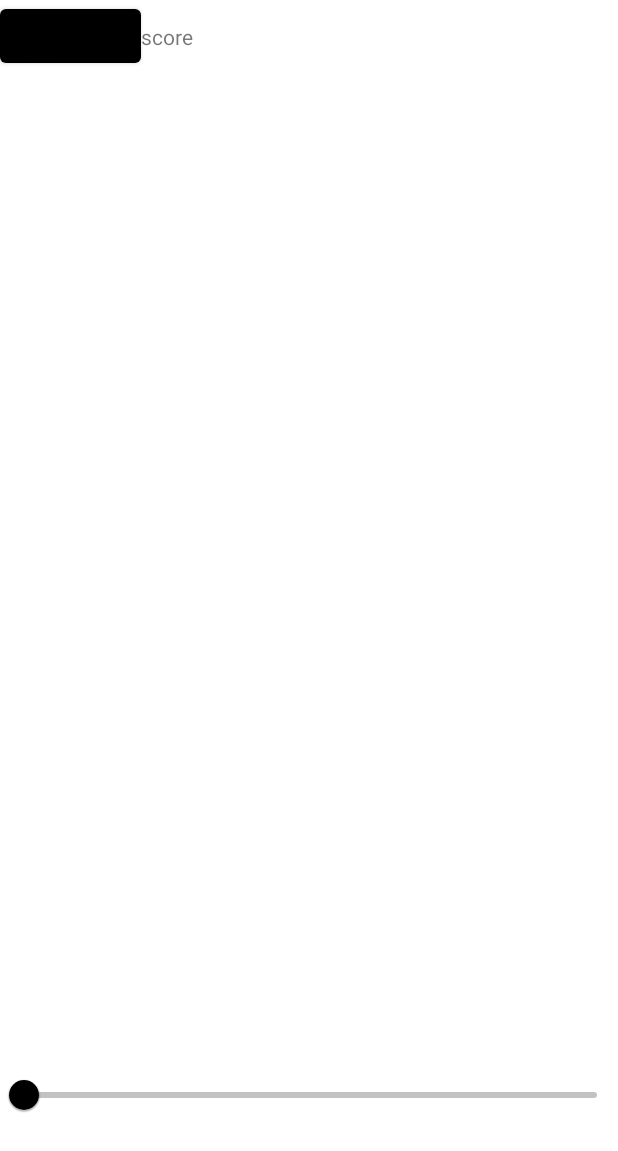
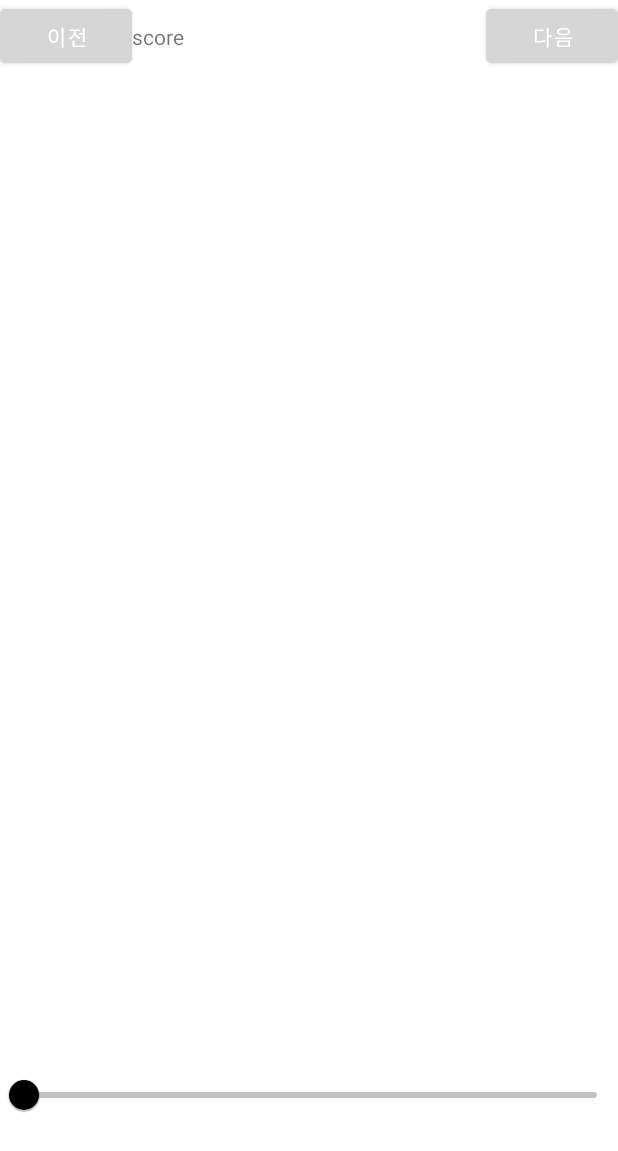
Before and after one commit to choyj0920/climbfeedback, an Android app: the layout activity_video.xml on its own in the app's theme, with its tools: preview values and no code run, on a phone screen of 412 x 824 dp. Shown: the top 1151 px of the screen. Run offline under Robolectric (Android 15) with nearby library versions, the phone set to English and light mode, and no system bars.

Commit message:
Update activity_video.xml

```diff
--- a/app/src/main/res/layout/activity_video.xml
+++ b/app/src/main/res/layout/activity_video.xml
@@ -10,6 +10,8 @@
         android:id="@+id/slider"
         android:layout_width="match_parent"
         android:layout_height="30dp"
+        android:contentDescription="Adjust video playback speed"
+        android:backgroundTint="@color/mintColor"
         app:layout_constraintBottom_toTopOf="@+id/framesRecyclerView"
         app:layout_constraintEnd_toEndOf="parent"
         app:layout_constraintStart_toStartOf="parent" />
@@ -23,7 +25,7 @@
         app:layout_constraintBottom_toTopOf="@+id/slider"
         app:layout_constraintEnd_toEndOf="parent"
         app:layout_constraintStart_toStartOf="parent"
-        app:layout_constraintTop_toBottomOf="@+id/btnSelectVideo"
+        app:layout_constraintTop_toBottomOf="@+id/btnBack"
         tools:ignore="Suspicious0dp" />
 
     <view
@@ -40,20 +42,34 @@
         app:layout_constraintStart_toStartOf="parent" />
 
     <Button
-        android:id="@+id/btnSelectVideo"
+        android:id="@+id/btnBack"
         android:layout_width="wrap_content"
         android:layout_height="wrap_content"
-        android:text="Button"
+        android:text="이전"
+        android:backgroundTint="@color/mintColor"
+        android:textColor="@android:color/white"
         app:layout_constraintStart_toStartOf="parent"
         app:layout_constraintTop_toTopOf="parent" />
 
+    <!-- activity_video.xml에 추가 -->
+    <Button
+        android:id="@+id/btnNext"
+        android:layout_width="wrap_content"
+        android:layout_height="wrap_content"
+        android:text="다음"
+        android:backgroundTint="@color/mintColor"
+        android:textColor="@android:color/white"
+        app:layout_constraintEnd_toEndOf="parent"
+        app:layout_constraintTop_toTopOf="parent" />
 
     <TextView
         android:id="@+id/tvScore"
         android:layout_width="wrap_content"
         android:layout_height="wrap_content"
         android:text="score"
-        app:layout_constraintBottom_toBottomOf="@+id/btnSelectVideo"
-        app:layout_constraintStart_toEndOf="@+id/btnSelectVideo"
+        app:layout_constraintBottom_toBottomOf="@+id/btnBack"
+        app:layout_constraintStart_toEndOf="@+id/btnBack"
         app:layout_constraintTop_toTopOf="parent" />
+
+
 </androidx.constraintlayout.widget.ConstraintLayout>
```
